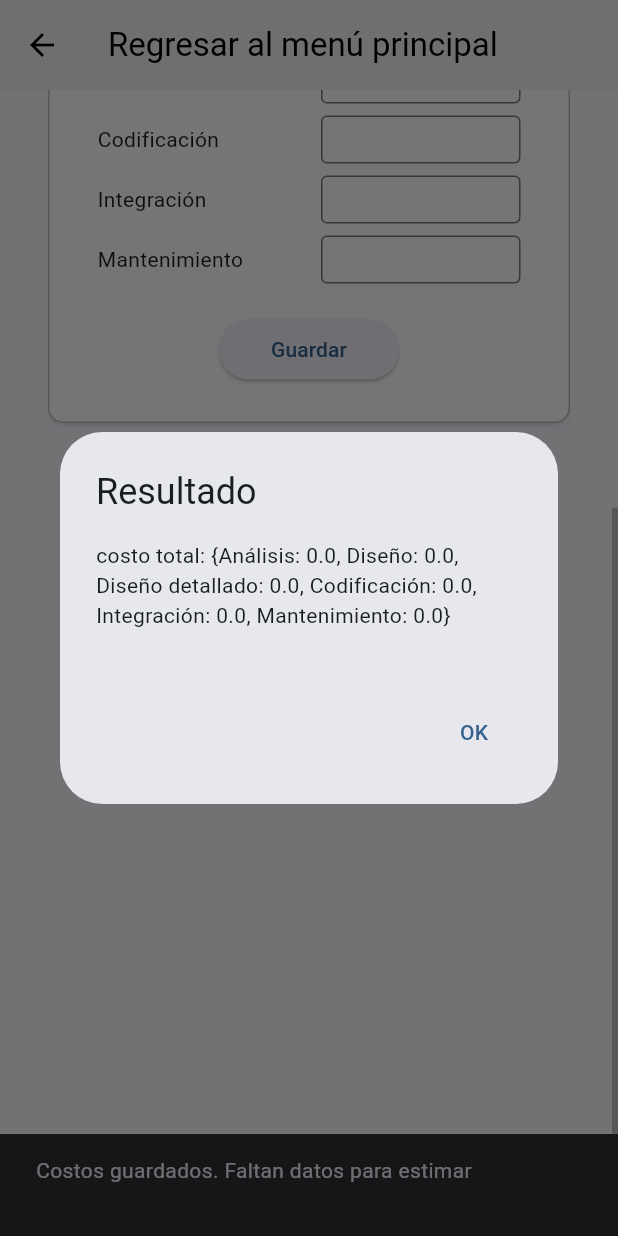
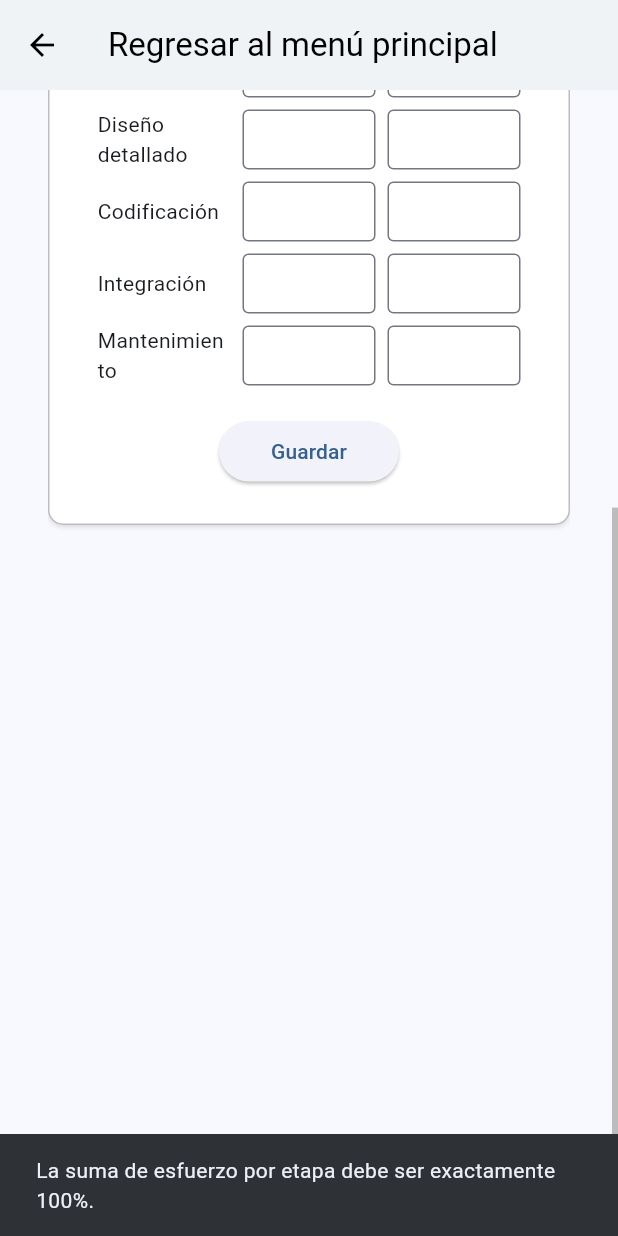
Before and after one commit to angelmendez2111/cocomo, a Flutter app: the Cocomo81View screen opened directly, tab 2 chosen, scrolled down 438 dp, after a tap on "Guardar", on a phone screen of 412 x 824 dp. Run offline on Flutter 3.47's test engine with Material 3 defaults, Android fonts, the phone set to English and light mode, and no system bars.

Commit message:
add esfuerzo to costo persona-mes

```diff
--- a/lib/cocomo_intermedio_calculator.dart
+++ b/lib/cocomo_intermedio_calculator.dart
@@ -119,6 +119,7 @@ const Map<String, Map<String, double>> costDriverValues = {
 
 EstimacionResultado? estimacionGuardada;
 Map<String, double> costosGuardadosGlobal = {};
+Map<String, double> esfuerzosGuardadosGlobal = {};
 
 class CocomoCalculator {
   static const Map<String, Map<String, double>> _coeficientes = {
@@ -262,11 +263,15 @@ EstimacionResultado? calcularEstimacionCompleta({
   required double kldc,
   required double fec,
   required Map<String, double> costosPM,
+  required Map<String, double> esfuerzosPorcentaje,
 }) {
-  if (modo.isEmpty || kldc <= 0 || fec <= 0 || costosPM.isEmpty) return null;
-
-  final esfuerzo = CocomoCalculator.calcularEsfuerzo(modo, kldc, fec);
-  final tiempo = CocomoCalculator.calcularTiempo(modo, esfuerzo);
+  if (modo.isEmpty ||
+      kldc <= 0 ||
+      fec <= 0 ||
+      costosPM.isEmpty ||
+      esfuerzosPorcentaje.isEmpty) {
+    return null;
+  }
 
   final coef = CocomoCalculator._coeficientes[modo];
   if (coef == null) return null;
@@ -275,41 +280,30 @@ EstimacionResultado? calcularEstimacionCompleta({
   final b = coef['b']!;
   final c = coef['c']!;
 
-  const etapas = [
-    'Análisis',
-    'Diseño',
-    'Diseño detallado',
-    'Codificación',
-    'Integración',
-    'Mantenimiento',
-  ];
-  final esfuerzoPorEtapa = esfuerzo / etapas.length;
-  final tiempoPorEtapa = tiempo / etapas.length;
+  final esfuerzoTotal = CocomoCalculator.calcularEsfuerzo(modo, kldc, fec);
+  final tiempoTotal = CocomoCalculator.calcularTiempo(modo, esfuerzoTotal);
 
-  double costoTotal = 0.0;
   final Map<String, double> esfuerzoEtapas = {};
   final Map<String, double> tiempoEtapas = {};
   final Map<String, double> costoEtapas = {};
+  double costoTotal = 0.0;
 
-  for (final etapa in etapas) {
-    final costoPM = costosPM[etapa] ?? 0.0;
-    final costoEtapa = esfuerzoPorEtapa * costoPM;
+  esfuerzosPorcentaje.forEach((etapa, porcentaje) {
+    final fraccion = porcentaje / 100.0;
+    final esfuerzoEtapa = esfuerzoTotal * fraccion;
+    final tiempoEtapa = tiempoTotal * fraccion;
+    final costoEtapa = esfuerzoEtapa * (costosPM[etapa] ?? 0);
 
-    esfuerzoEtapas[etapa] = esfuerzoPorEtapa;
-    tiempoEtapas[etapa] = tiempoPorEtapa;
+    esfuerzoEtapas[etapa] = esfuerzoEtapa;
+    tiempoEtapas[etapa] = tiempoEtapa;
     costoEtapas[etapa] = costoEtapa;
+
     costoTotal += costoEtapa;
-  }
-
-  print(
-    'Estimación total: Esfuerzo=$esfuerzo, Tiempo=$tiempo, Costo=$costoTotal',
-  );
-  print('Esfuerzo por etapa: $esfuerzoEtapas');
-
+  });
 
   return EstimacionResultado(
-    esfuerzoTotal: esfuerzo,
-    tiempoTotal: tiempo,
+    esfuerzoTotal: esfuerzoTotal,
+    tiempoTotal: tiempoTotal,
     costoTotal: costoTotal,
     a: a,
     b: b,
--- a/lib/views/cocomo81.dart
+++ b/lib/views/cocomo81.dart
@@ -702,6 +702,7 @@ class _ModoYTamanoTabState extends State<_ModoYTamanoTab>
                                 kldc: _kldcGuardado,
                                 fec: _fecGuardado,
                                 costosPM: costosGuardadosGlobal,
+                                esfuerzosPorcentaje: esfuerzosGuardadosGlobal,
                               );
 
                               if (resultado != null) {
@@ -880,9 +881,14 @@ class _CostDriverBox extends StatelessWidget {
 
 class _CostoPersonaMesRow extends StatelessWidget {
   final String etapa;
-  final TextEditingController controller;
+  final TextEditingController costoController;
+  final TextEditingController esfuerzoController;
 
-  const _CostoPersonaMesRow({required this.etapa, required this.controller});
+  const _CostoPersonaMesRow({
+    required this.etapa,
+    required this.costoController,
+    required this.esfuerzoController,
+  });
 
   @override
   Widget build(BuildContext context) {
@@ -891,21 +897,27 @@ class _CostoPersonaMesRow extends StatelessWidget {
       child: Row(
         children: [
           Expanded(child: Text(etapa)),
-          const SizedBox(width: 16),
+          const SizedBox(width: 8),
           Expanded(
-            child: SizedBox(
-              height: 32,
             child: TextField(
-                controller: controller,
+              controller: costoController,
               keyboardType: TextInputType.number,
               decoration: const InputDecoration(
+                labelText: 'Costo',
                 isDense: true,
                 border: OutlineInputBorder(),
-                  contentPadding: EdgeInsets.symmetric(
-                    vertical: 8,
-                    horizontal: 8,
               ),
             ),
+          ),
+          const SizedBox(width: 8),
+          Expanded(
+            child: TextField(
+              controller: esfuerzoController,
+              keyboardType: TextInputType.number,
+              decoration: const InputDecoration(
+                labelText: 'Esfuerzo (%)',
+                isDense: true,
+                border: OutlineInputBorder(),
               ),
             ),
           ),
@@ -932,9 +944,21 @@ class _CostoPersonaMesTabState extends State<_CostoPersonaMesTab> {
     'Mantenimiento': TextEditingController(),
   };
 
+  final Map<String, TextEditingController> _controladoresEsfuerzo = {
+    'Análisis': TextEditingController(),
+    'Diseño': TextEditingController(),
+    'Diseño detallado': TextEditingController(),
+    'Codificación': TextEditingController(),
+    'Integración': TextEditingController(),
+    'Mantenimiento': TextEditingController(),
+  };
+
   @override
   void dispose() {
     for (final controller in _controladoresCosto.values) {
+      controller.dispose();
+    }
+    for (final controller in _controladoresEsfuerzo.values) {
       controller.dispose();
     }
     super.dispose();
@@ -947,13 +971,13 @@ class _CostoPersonaMesTabState extends State<_CostoPersonaMesTab> {
         const SizedBox(height: 12),
         Center(
           child: Container(
-            constraints: const BoxConstraints(maxWidth: 600),
+            constraints: const BoxConstraints(maxWidth: 700),
             padding: const EdgeInsets.symmetric(horizontal: 32, vertical: 24),
             decoration: BoxDecoration(
               color: Colors.white,
               border: Border.all(color: Colors.black26),
               borderRadius: BorderRadius.circular(10),
-              boxShadow: [
+              boxShadow: const [
                 BoxShadow(
                   color: Colors.black12,
                   blurRadius: 2,
@@ -965,12 +989,9 @@ class _CostoPersonaMesTabState extends State<_CostoPersonaMesTab> {
               mainAxisSize: MainAxisSize.min,
               crossAxisAlignment: CrossAxisAlignment.center,
               children: [
-                const Center(
-                  child: Text(
+                const Text(
                   'Costo persona-mes',
                   style: TextStyle(fontSize: 24, fontWeight: FontWeight.bold),
-                    textAlign: TextAlign.center,
-                  ),
                 ),
                 const SizedBox(height: 16),
                 Row(
@@ -978,6 +999,13 @@ class _CostoPersonaMesTabState extends State<_CostoPersonaMesTab> {
                     Expanded(
                       child: Text(
                         'Etapa',
+                        style: TextStyle(fontWeight: FontWeight.bold),
+                      ),
+                    ),
+                    Expanded(
+                      child: Text(
+                        'Esfuerzo (%)',
+                        textAlign: TextAlign.center,
                         style: TextStyle(fontWeight: FontWeight.bold),
                       ),
                     ),
@@ -991,10 +1019,44 @@ class _CostoPersonaMesTabState extends State<_CostoPersonaMesTab> {
                   ],
                 ),
                 const SizedBox(height: 4),
-                ..._controladoresCosto.entries.map((entry) {
-                  return _CostoPersonaMesRow(
-                    etapa: entry.key,
-                    controller: entry.value,
+                ..._controladoresCosto.keys.map((etapa) {
+                  return Padding(
+                    padding: const EdgeInsets.symmetric(vertical: 4),
+                    child: Row(
+                      children: [
+                        Expanded(child: Text(etapa)),
+                        const SizedBox(width: 8),
+                        Expanded(
+                          child: TextField(
+                            controller: _controladoresEsfuerzo[etapa],
+                            keyboardType: TextInputType.number,
+                            decoration: const InputDecoration(
+                              isDense: true,
+                              border: OutlineInputBorder(),
+                              contentPadding: EdgeInsets.symmetric(
+                                vertical: 8,
+                                horizontal: 8,
+                              ),
+                            ),
+                          ),
+                        ),
+                        const SizedBox(width: 8),
+                        Expanded(
+                          child: TextField(
+                            controller: _controladoresCosto[etapa],
+                            keyboardType: TextInputType.number,
+                            decoration: const InputDecoration(
+                              isDense: true,
+                              border: OutlineInputBorder(),
+                              contentPadding: EdgeInsets.symmetric(
+                                vertical: 8,
+                                horizontal: 8,
+                              ),
+                            ),
+                          ),
+                        ),
+                      ],
+                    ),
                   );
                 }).toList(),
                 const SizedBox(height: 16),
@@ -1003,12 +1065,39 @@ class _CostoPersonaMesTabState extends State<_CostoPersonaMesTab> {
                   child: ElevatedButton(
                     onPressed: () {
                       final Map<String, double> nuevosCostos = {};
-                      _controladoresCosto.forEach((etapa, controller) {
-                        final valor = double.tryParse(controller.text) ?? 0.0;
-                        nuevosCostos[etapa] = valor;
-                      });
+                      final Map<String, double> nuevosEsfuerzos = {};
+                      double sumaEsfuerzo = 0;
+
+                      for (final etapa in _controladoresCosto.keys) {
+                        final costo =
+                            double.tryParse(_controladoresCosto[etapa]!.text) ??
+                            0.0;
+                        final esfuerzo =
+                            double.tryParse(
+                              _controladoresEsfuerzo[etapa]!.text,
+                            ) ??
+                            0.0;
+
+                        if (costo > 0 && esfuerzo > 0) {
+                          nuevosCostos[etapa] = costo;
+                          nuevosEsfuerzos[etapa] = esfuerzo;
+                          sumaEsfuerzo += esfuerzo;
+                        }
+                      }
+
+                      if (sumaEsfuerzo != 100) {
+                        ScaffoldMessenger.of(context).showSnackBar(
+                          const SnackBar(
+                            content: Text(
+                              'La suma de esfuerzo por etapa debe ser exactamente 100%.',
+                            ),
+                          ),
+                        );
+                        return;
+                      }
 
                       costosGuardadosGlobal = nuevosCostos;
+                      esfuerzosGuardadosGlobal = nuevosEsfuerzos;
 
                       if (_modoGuardado.isNotEmpty &&
                           _kldcGuardado > 0 &&
@@ -1017,12 +1106,12 @@ class _CostoPersonaMesTabState extends State<_CostoPersonaMesTab> {
                           modo: _modoGuardado,
                           kldc: _kldcGuardado,
                           fec: _fecGuardado,
-                          costosPM: costosGuardadosGlobal,
+                          costosPM: nuevosCostos,
+                          esfuerzosPorcentaje: nuevosEsfuerzos,
                         );
 
                         if (resultado != null) {
                           estimacionGuardada = resultado;
-
                           ScaffoldMessenger.of(context).showSnackBar(
                             const SnackBar(
                               content: Text('Estimación actualizada'),
@@ -1033,14 +1122,11 @@ class _CostoPersonaMesTabState extends State<_CostoPersonaMesTab> {
                         ScaffoldMessenger.of(context).showSnackBar(
                           const SnackBar(
                             content: Text(
-                              'Costos guardados. Faltan datos para estimar\n',
-
+                              'Costos guardados. Faltan datos para estimar.',
                             ),
                           ),
                         );
                       }
-
-                      print('$_modoGuardado $_kldcGuardado $_fecGuardado $costosGuardadosGlobal');
 
                       showDialog(
                         context: context,
@@ -1048,7 +1134,7 @@ class _CostoPersonaMesTabState extends State<_CostoPersonaMesTab> {
                             (_) => AlertDialog(
                               title: const Text('Resultado'),
                               content: Text(
-                                'costo total: $costosGuardadosGlobal\n'
+                                'Costo total: $nuevosCostos\nEsfuerzos: $nuevosEsfuerzos',
                               ),
                               actions: [
                                 TextButton(
@@ -1058,12 +1144,6 @@ class _CostoPersonaMesTabState extends State<_CostoPersonaMesTab> {
                               ],
                             ),
                       );
-
-                      // ScaffoldMessenger.of(context).showSnackBar(
-                      //   const SnackBar(
-                      //     content: Text('Costos guardados correctamente'),
-                      //   ),
-                      // );
                     },
                     child: const Text('Guardar'),
                   ),
```
Lines whose indentation alone changed are shown as unchanged.
